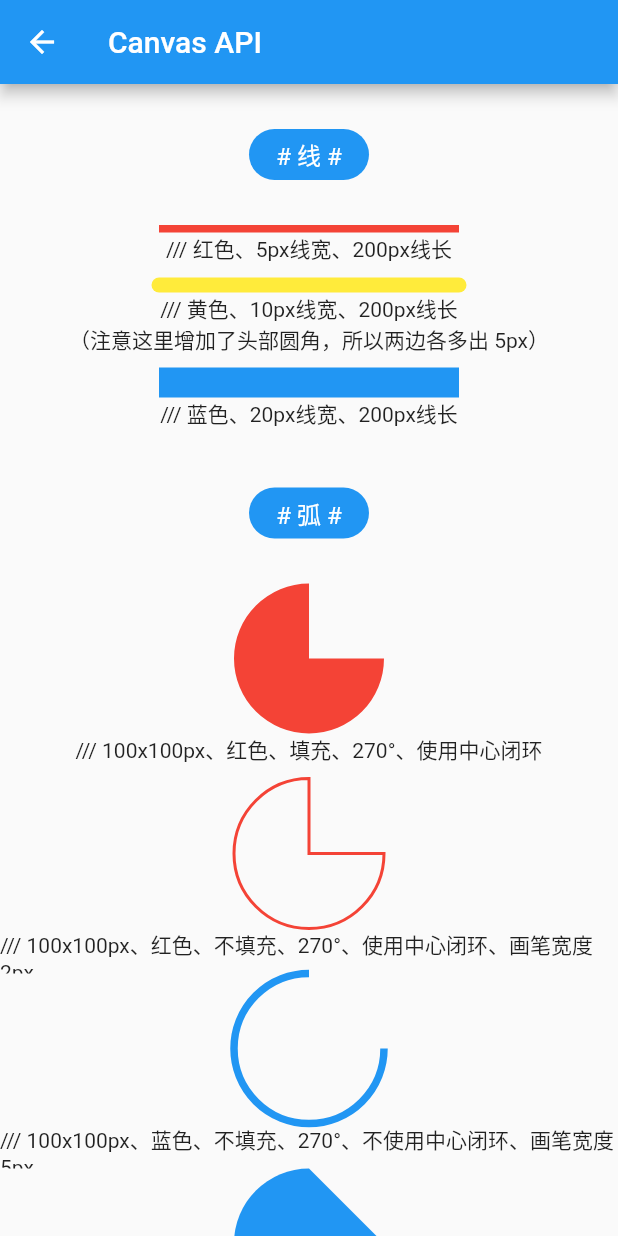
After one commit to BytesZero/flutter_canvas, a Flutter app: the CanvasDrawAllPage screen opened by its route, on a phone screen of 412 x 824 dp. The commit adds this screen. Run offline on Flutter 3.47's test engine with Material 2 defaults, Android fonts, the phone set to English and light mode, and no system bars.

Commit message:
1、添加线条绘制 2、添加弧形绘制

```diff
--- a/lib/base/004_add_animation.dart
+++ b/lib/base/004_add_animation.dart
@@ -73,6 +73,7 @@ class _AddAnimationPageState extends State<AddAnimationPage>
   }
 }
 
+///进度条画家
 class AnimationPainter extends CustomPainter {
   double progress = 1.0;
 
@@ -80,7 +81,7 @@ class AnimationPainter extends CustomPainter {
 
   @override
   void paint(Canvas canvas, Size size) {
-    ///创建画笔🖌
+    ///创建画笔 🖌
     var paint = Paint()
       ..isAntiAlias = true
       ..style = PaintingStyle.stroke
--- /dev/null
+++ b/lib/base/005_canvas_draw_all.dart
@@ -0,0 +1,183 @@
+import 'package:flutter/material.dart';
+import 'package:flutter_canvas/draw/001_draw_line.dart';
+import 'package:flutter_canvas/draw/002_draw_arc.dart';
+
+class CanvasDrawAll extends StatelessWidget {
+  @override
+  Widget build(BuildContext context) {
+    return new MaterialApp(
+      title: 'CanvasDrawAll',
+      theme: new ThemeData(primarySwatch: Colors.blue),
+      home: new CanvasDrawAllPage(),
+    );
+  }
+}
+
+class CanvasDrawAllPage extends StatefulWidget {
+  @override
+  State<StatefulWidget> createState() => new _CanvasDrawAllPageState();
+}
+
+class _CanvasDrawAllPageState extends State<CanvasDrawAllPage> {
+  @override
+  Widget build(BuildContext context) {
+    return Scaffold(
+      appBar: new AppBar(
+        title: new Text('Canvas API'),
+      ),
+      body: SingleChildScrollView(
+        child: Center(
+          child: Column(
+            mainAxisAlignment: MainAxisAlignment.center,
+            children: <Widget>[
+              TitleTips(title: '线'),
+              DrawLineWidget(
+                color: Colors.red,
+                height: 5,
+                width: 200,
+                round: false,
+              ),
+              SizedBox(
+                height: 30,
+                child: Text('/// 红色、5px线宽、200px线长'),
+              ),
+              DrawLineWidget(
+                color: Colors.yellow,
+                height: 10,
+                width: 200,
+                round: true,
+              ),
+              SizedBox(
+                height: 50,
+                child: Text(
+                  '/// 黄色、10px线宽、200px线长\n（注意这里增加了头部圆角，所以两边各多出 5px）',
+                  textAlign: TextAlign.center,
+                ),
+              ),
+              DrawLineWidget(
+                color: Colors.blue,
+                height: 20,
+                width: 200,
+                round: false,
+              ),
+              SizedBox(
+                height: 30,
+                child: Text('/// 蓝色、20px线宽、200px线长'),
+              ),
+              TitleTips(title: '弧'),
+              DrawArc(
+                width: 100,
+                height: 100,
+                color: Colors.red,
+                angle: 270,
+                isFill: true,
+                useCenter: true,
+              ),
+              SizedBox(
+                height: 30,
+                child: Text('/// 100x100px、红色、填充、270°、使用中心闭环'),
+              ),
+              DrawArc(
+                width: 100,
+                height: 100,
+                color: Colors.red,
+                angle: 270,
+                isFill: false,
+                useCenter: true,
+                strokeWidth: 2,
+              ),
+              SizedBox(
+                height: 30,
+                child: Text('/// 100x100px、红色、不填充、270°、使用中心闭环、画笔宽度 2px'),
+              ),
+              DrawArc(
+                width: 100,
+                height: 100,
+                color: Colors.blue,
+                angle: 270,
+                isFill: false,
+                useCenter: false,
+                strokeWidth: 5,
+              ),
+              SizedBox(
+                height: 30,
+                child: Text('/// 100x100px、蓝色、不填充、270°、不使用中心闭环、画笔宽度 5px'),
+              ),
+              DrawArc(
+                width: 100,
+                height: 100,
+                color: Colors.blue,
+                angle: 270,
+                isFill: true,
+                useCenter: false,
+              ),
+              SizedBox(
+                height: 30,
+                child: Text('/// 100x100px、蓝色、填充、270°、不使用中心闭环'),
+              ),
+              DrawArc(
+                width: 100,
+                height: 100,
+                color: Colors.yellow,
+                angle: 90,
+                isFill: true,
+                useCenter: false,
+              ),
+              SizedBox(
+                height: 30,
+                child: Text('/// 100x100px、黄色、填充、90°、不使用中心闭环'),
+              ),
+              DrawArc(
+                width: 100,
+                height: 100,
+                color: Colors.yellow,
+                angle: 90,
+                isFill: false,
+                useCenter: false,
+                strokeWidth: 4,
+              ),
+              SizedBox(
+                height: 30,
+                child: Text('/// 100x100px、黄色、不填充、90°、不使用中心闭环'),
+              ),
+              TitleTips(title: '圆'),
+              TitleTips(title: '方'),
+              TitleTips(title: '图'),
+            ],
+          ),
+        ),
+      ),
+    );
+  }
+}
+
+///标题提示
+class TitleTips extends StatefulWidget {
+  ///标题
+  final String title;
+
+  TitleTips({@required this.title});
+
+  @override
+  State<StatefulWidget> createState() => new _TitleTipsState();
+}
+
+class _TitleTipsState extends State<TitleTips> {
+  @override
+  Widget build(BuildContext context) {
+    return Container(
+      width: 80,
+      alignment: Alignment.center,
+      margin: EdgeInsets.all(30),
+      padding: EdgeInsets.symmetric(horizontal: 10, vertical: 5),
+      child: Text(
+        '# ${widget.title} #',
+        style: TextStyle(fontSize: 16, color: Colors.white),
+      ),
+      decoration: BoxDecoration(
+        color: Colors.blue,
+        borderRadius: BorderRadius.circular(20),
+      ),
+    );
+  }
+}
--- /dev/null
+++ b/lib/draw/001_draw_line.dart
@@ -0,0 +1,65 @@
+import 'package:flutter/material.dart';
+
+///绘制线的Widget
+class DrawLineWidget extends StatefulWidget {
+  final Color color;
+  final double width;
+  final double height;
+  final bool round;
+
+  DrawLineWidget(
+      {this.color = Colors.blue,
+      this.width = 0.0,
+      this.height = 0.0,
+      this.round = false});
+
+  @override
+  State<StatefulWidget> createState() => new _DrawLineWidgetState();
+}
+
+class _DrawLineWidgetState extends State<DrawLineWidget> {
+  @override
+  Widget build(BuildContext context) {
+    return CustomPaint(
+      size: Size(widget.width, widget.height),
+      painter: LinePainter(
+        color: widget.color,
+        round: widget.round,
+      ),
+    );
+  }
+}
+
+///线画家
+class LinePainter extends CustomPainter {
+  ///颜色
+  Color color;
+
+  ///是否圆角
+  bool round;
+
+  LinePainter({this.color, this.round});
+
+  @override
+  void paint(Canvas canvas, Size size) {
+    ///创建画笔🖌
+    var paint = Paint()
+      //设置抗锯齿
+      ..isAntiAlias = true
+      //设置颜色
+      ..color = color
+      //设置画笔宽度
+      ..strokeWidth = size.height
+      //设置是否圆角
+      ..strokeCap = round ? StrokeCap.round : StrokeCap.butt;
+
+    ///绘制线条
+    canvas.drawLine(
+        Offset(0, size.height / 2), Offset(size.width, size.height / 2), paint);
+  }
+
+  @override
+  bool shouldRepaint(CustomPainter oldDelegate) {
+    return true;
+  }
+}
--- /dev/null
+++ b/lib/draw/002_draw_arc.dart
@@ -0,0 +1,94 @@
+import 'dart:math';
+
+import 'package:flutter/material.dart';
+
+///绘制圆弧
+class DrawArc extends StatefulWidget {
+  final double height;
+  final double width;
+
+  ///角度数（0 度~ 360 度，0 度与 X轴水平）
+  final double angle;
+
+  ///颜色
+  final Color color;
+
+  ///样式是否填充
+  final bool isFill;
+
+  ///画笔宽度
+  final double strokeWidth;
+
+  ///是否使用中心部分（即是否是闭环的）
+  final bool useCenter;
+
+  DrawArc(
+      {@required this.height,
+      @required this.width,
+      @required this.angle,
+      @required this.color,
+      this.isFill = true,
+      this.strokeWidth = 0.0,
+      this.useCenter = false});
+
+  @override
+  State<StatefulWidget> createState() => new _DrawArcState();
+}
+
+class _DrawArcState extends State<DrawArc> {
+  @override
+  Widget build(BuildContext context) {
+    return CustomPaint(
+      painter: ArcPainter(
+        angle: widget.angle,
+        color: widget.color,
+        isFill: widget.isFill,
+        strokeWidth: widget.strokeWidth,
+        useCenter: widget.useCenter,
+      ),
+      size: Size(100, 100),
+    );
+  }
+}
+
+///弧画家
+class ArcPainter extends CustomPainter {
+  ///角度数（0 度~ 360 度，0 度与 X轴水平）
+  double angle;
+
+  ///颜色
+  Color color;
+
+  ///样式是否填充
+  bool isFill;
+
+  ///画笔宽度
+  double strokeWidth;
+
+  ///是否使用中心部分（即是否是闭环的）
+  bool useCenter;
+
+  ArcPainter(
+      {this.angle, this.color, this.isFill, this.strokeWidth, this.useCenter});
+
+  @override
+  void paint(Canvas canvas, Size size) {
+    var paint = Paint()
+      //设置抗锯齿
+      ..isAntiAlias = true
+      //设置样式
+      ..style = isFill ? PaintingStyle.fill : PaintingStyle.stroke
+      //设置画笔宽度
+      ..strokeWidth = strokeWidth
+      //设置画笔颜色
+      ..color = color;
+
+    ///绘制圆弧
+    canvas.drawArc(Offset.zero & size, 0, pi / 180 * angle, useCenter, paint);
+  }
+
+  @override
+  bool shouldRepaint(CustomPainter oldDelegate) {
+    return true;
+  }
+}
--- a/lib/main.dart
+++ b/lib/main.dart
@@ -3,6 +3,7 @@ import 'package:flutter_canvas/base/001_create.dart';
 import 'package:flutter_canvas/base/002_line_circle_square.dart';
 import 'package:flutter_canvas/base/003_create_widget.dart';
 import 'package:flutter_canvas/base/004_add_animation.dart';
+import 'package:flutter_canvas/base/005_canvas_draw_all.dart';
 
 void main() => runApp(MyApp());
 
@@ -22,6 +23,7 @@ class MyApp extends StatelessWidget {
             LineCircleSquarePage(),
         '003_create_widget': (BuildContext context) => CreateWidgetPage(),
         '004_add_animation': (BuildContext context) => AddAnimationPage(),
+        '005_canvas_draw_all': (BuildContext context) => CanvasDrawAllPage(),
       },
     );
   }
@@ -41,6 +43,7 @@ class _MyHomePageState extends State<MyHomePage> {
     ['绘制线、圆、方', '002_point_line_surface'],
     ['包装为 Widget', '003_create_widget'],
     ['添加动画', '004_add_animation'],
+    ['Canvas 全部绘制接口', '005_canvas_draw_all'],
   ];
 
   @override
```
